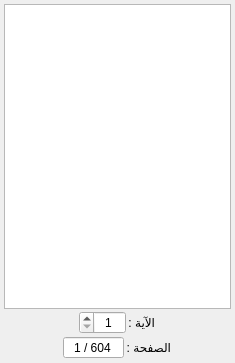
Above: src/indexwidget.ui from boussouira/moltaqa before the change. Below: the same form after it.
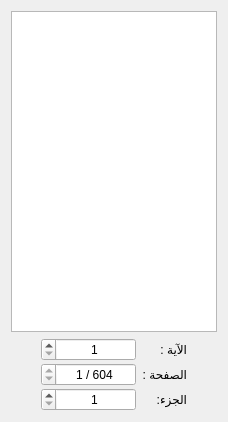
That is the form after the change.

Commit message: Improve the IndexWidget class

What changed in the file:
```diff
--- a/src/indexwidget.ui
+++ b/src/indexwidget.ui
@@ -6,8 +6,8 @@
    <rect>
     <x>0</x>
     <y>0</y>
-    <width>235</width>
-    <height>363</height>
+    <width>228</width>
+    <height>422</height>
    </rect>
   </property>
   <property name="windowTitle">
@@ -20,12 +20,6 @@
    <locale language="Arabic" country="Morocco"/>
   </property>
   <layout class="QVBoxLayout" name="verticalLayout">
-   <property name="spacing">
-    <number>2</number>
-   </property>
-   <property name="margin">
-    <number>4</number>
-   </property>
    <item>
     <widget class="QTreeView" name="treeView">
      <property name="editTriggers">
@@ -34,29 +28,25 @@
     </widget>
    </item>
    <item>
-    <layout class="QHBoxLayout" name="horizontalLayout">
-     <item>
-      <spacer name="horizontalSpacer">
-       <property name="orientation">
-        <enum>Qt::Horizontal</enum>
-       </property>
-       <property name="sizeHint" stdset="0">
-        <size>
-         <width>40</width>
-         <height>20</height>
-        </size>
-       </property>
-      </spacer>
-     </item>
-     <item>
-      <widget class="QLabel" name="label">
+    <layout class="QFormLayout" name="formLayout">
+     <property name="verticalSpacing">
+      <number>2</number>
+     </property>
+     <property name="leftMargin">
+      <number>30</number>
+     </property>
+     <property name="rightMargin">
+      <number>30</number>
+     </property>
+     <item row="0" column="0">
+      <widget class="QLabel" name="labelAya">
        <property name="text">
         <string>الآية :</string>
        </property>
       </widget>
      </item>
-     <item>
-      <widget class="QSpinBox" name="spinBoxAyaNumber">
+     <item row="0" column="1">
+      <widget class="QSpinBox" name="spinAya">
        <property name="layoutDirection">
         <enum>Qt::RightToLeft</enum>
        </property>
@@ -74,48 +64,15 @@
        </property>
       </widget>
      </item>
-     <item>
-      <spacer name="horizontalSpacer_2">
-       <property name="orientation">
-        <enum>Qt::Horizontal</enum>
-       </property>
-       <property name="sizeHint" stdset="0">
-        <size>
-         <width>40</width>
-         <height>20</height>
-        </size>
-       </property>
-      </spacer>
-     </item>
-    </layout>
-   </item>
-   <item>
-    <layout class="QHBoxLayout" name="horizontalLayout_2">
-     <property name="bottomMargin">
-      <number>0</number>
-     </property>
-     <item>
-      <spacer name="horizontalSpacer_3">
-       <property name="orientation">
-        <enum>Qt::Horizontal</enum>
-       </property>
-       <property name="sizeHint" stdset="0">
-        <size>
-         <width>40</width>
-         <height>20</height>
-        </size>
-       </property>
-      </spacer>
-     </item>
-     <item>
-      <widget class="QLabel" name="label_2">
+     <item row="1" column="0">
+      <widget class="QLabel" name="labelPage">
        <property name="text">
         <string>الصفحة :</string>
        </property>
       </widget>
      </item>
-     <item>
-      <widget class="QSpinBox" name="spinBoxPageNumber">
+     <item row="1" column="1">
+      <widget class="QSpinBox" name="spinPage">
        <property name="wrapping">
         <bool>true</bool>
        </property>
@@ -126,7 +83,7 @@
         <bool>true</bool>
        </property>
        <property name="buttonSymbols">
-        <enum>QAbstractSpinBox::NoButtons</enum>
+        <enum>QAbstractSpinBox::UpDownArrows</enum>
        </property>
        <property name="suffix">
         <string> / 604</string>
@@ -142,18 +99,25 @@
        </property>
       </widget>
      </item>
-     <item>
-      <spacer name="horizontalSpacer_4">
-       <property name="orientation">
-        <enum>Qt::Horizontal</enum>
+     <item row="2" column="0">
+      <widget class="QLabel" name="labelPart">
+       <property name="text">
+        <string>الجزء:</string>
        </property>
-       <property name="sizeHint" stdset="0">
-        <size>
-         <width>40</width>
-         <height>20</height>
-        </size>
+      </widget>
+     </item>
+     <item row="2" column="1">
+      <widget class="QSpinBox" name="spinPart">
+       <property name="alignment">
+        <set>Qt::AlignCenter</set>
        </property>
-      </spacer>
+       <property name="minimum">
+        <number>1</number>
+       </property>
+       <property name="value">
+        <number>1</number>
+       </property>
+      </widget>
      </item>
     </layout>
    </item>
```
The commit also changes 2 other files.
